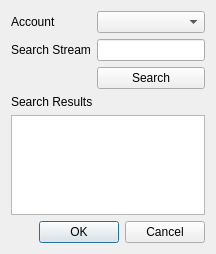
Above: ui/add_stream_modal.ui from specklesystems/speckle-qgis before the change. Below: the same form after it.
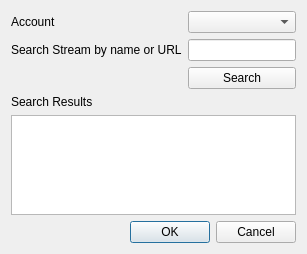
That is the form after the change.

Commit message: stream search by URL added

Diff of the .ui file:
```diff
--- a/ui/add_stream_modal.ui
+++ b/ui/add_stream_modal.ui
@@ -25,7 +25,7 @@
        <item row="1" column="0">
         <widget class="QLabel" name="search_label">
          <property name="text">
-          <string>Search Stream</string>
+          <string>Search Stream by name or URL</string>
          </property>
         </widget>
        </item>
```
The commit also changes 1 other file.
